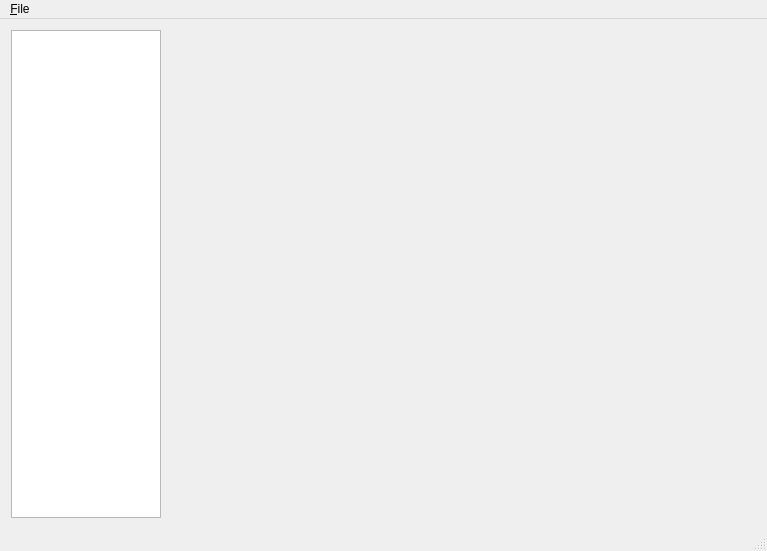
The window that mainwindow.ui (phpbb/modx_editor) describes before a commit, drawn with Qt 5.
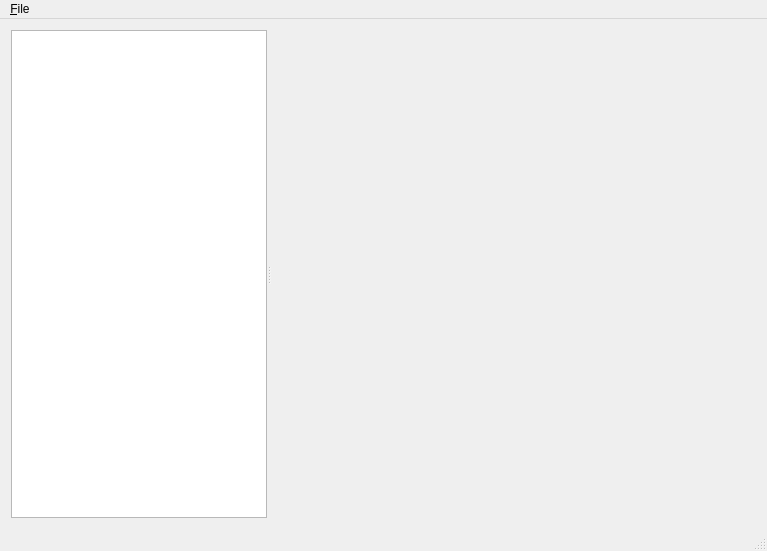
The same window after the commit.

```diff
--- a/mainwindow.ui
+++ b/mainwindow.ui
@@ -14,8 +14,12 @@
    <string>ModX Editor</string>
   </property>
   <widget class="QWidget" name="centralWidget">
-   <layout class="QHBoxLayout" name="horizontalLayout">
+   <layout class="QVBoxLayout" name="verticalLayout">
     <item>
+     <widget class="QSplitter" name="splitter">
+      <property name="orientation">
+       <enum>Qt::Horizontal</enum>
+      </property>
      <widget class="QListWidget" name="pageList">
       <property name="sizePolicy">
        <sizepolicy hsizetype="Minimum" vsizetype="Expanding">
@@ -25,16 +29,10 @@
       </property>
       <property name="minimumSize">
        <size>
-        <width>100</width>
+         <width>50</width>
         <height>0</height>
        </size>
       </property>
-      <property name="maximumSize">
-       <size>
-        <width>150</width>
-        <height>16777215</height>
-       </size>
-      </property>
       <property name="baseSize">
        <size>
         <width>100</width>
@@ -42,19 +40,15 @@
        </size>
       </property>
      </widget>
-    </item>
-    <item>
      <widget class="QStackedWidget" name="stackedWidget">
-      <property name="frameShape">
-       <enum>QFrame::NoFrame</enum>
-      </property>
-      <property name="frameShadow">
-       <enum>QFrame::Plain</enum>
-      </property>
-      <property name="currentIndex">
-       <number>0</number>
-      </property>
-      <widget class="QWidget" name="page_2"/>
+       <property name="sizePolicy">
+        <sizepolicy hsizetype="Expanding" vsizetype="Preferred">
+         <horstretch>10</horstretch>
+         <verstretch>0</verstretch>
+        </sizepolicy>
+       </property>
+       <widget class="QWidget" name="stackedWidgetPage1"/>
+      </widget>
      </widget>
     </item>
    </layout>
```
Lines whose indentation alone changed are shown as unchanged.
